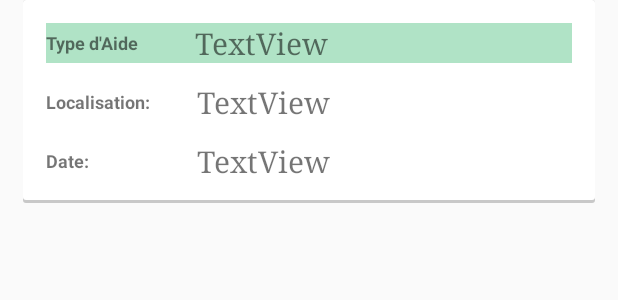
After one commit to omegaxy/Handihelp, an Android app: the layout planned_item_card.xml on its own in the app's theme, with its tools: preview values and no code run, on a phone screen of 412 x 824 dp. The commit adds this screen. Shown: the top 300 px of the screen. Run offline under Robolectric (Android 15) with nearby library versions, the phone set to English and light mode, and no system bars; network calls fail.

Commit message:
Card Layout for planned requests

```diff
--- a/prototype/maquette-android/app/src/main/java/com/example/sikanla/maquettehandi/UI/InstantFragment.java
+++ b/prototype/maquette-android/app/src/main/java/com/example/sikanla/maquettehandi/UI/InstantFragment.java
@@ -17,17 +17,13 @@ import android.widget.ImageView;
 import android.widget.ListView;
 
 import com.android.volley.RequestQueue;
-import com.android.volley.toolbox.Volley;
 import com.example.sikanla.maquettehandi.ContactListAdapter;
 import com.example.sikanla.maquettehandi.DialogFragment.ProfileDialogFragment;
 import com.example.sikanla.maquettehandi.Model.Contact;
-import com.example.sikanla.maquettehandi.Model.PlannedRequest;
-import com.example.sikanla.maquettehandi.PlannedAdapter;
 import com.example.sikanla.maquettehandi.R;
 import com.example.sikanla.maquettehandi.identification.User;
 import com.example.sikanla.maquettehandi.network.ImageRequester;
 import com.example.sikanla.maquettehandi.network.MessageRequester;
-import com.example.sikanla.maquettehandi.network.PlannedRequester;
 
 import java.io.IOException;
 import java.util.ArrayList;
--- /dev/null
+++ b/prototype/maquette-android/app/src/main/res/drawable/card_background.xml
@@ -0,0 +1,20 @@
+<?xml version="1.0" encoding="utf-8"?>
+<layer-list xmlns:android="http://schemas.android.com/apk/res/android">
+    <item>
+        <shape android:shape="rectangle">
+            <solid android:color="#CABBBBBB" />
+            <corners android:radius="2dp" />
+        </shape>
+    </item>
+
+    <item
+        android:bottom="2dp"
+        android:left="0dp"
+        android:right="0dp"
+        android:top="0dp">
+        <shape android:shape="rectangle">
+            <solid android:color="@android:color/white" />
+            <corners android:radius="2dp" />
+        </shape>
+    </item>
+</layer-list>
--- /dev/null
+++ b/prototype/maquette-android/app/src/main/res/drawable/card_background_selector.xml
@@ -0,0 +1,6 @@
+<?xml version="1.0" encoding="utf-8"?>
+
+<selector xmlns:android="http://schemas.android.com/apk/res/android">
+    <item android:drawable="@drawable/card_state_pressed" android:state_pressed="true" />
+    <item android:drawable="@drawable/card_background" />
+</selector>
--- /dev/null
+++ b/prototype/maquette-android/app/src/main/res/drawable/card_state_pressed.xml
@@ -0,0 +1,20 @@
+<?xml version="1.0" encoding="utf-8"?>
+<layer-list xmlns:android="http://schemas.android.com/apk/res/android">
+    <item>
+        <shape android:shape="rectangle">
+            <solid android:color="#ca39883d" />
+            <corners android:radius="2dp" />
+        </shape>
+    </item>
+
+    <item
+        android:bottom="2dp"
+        android:left="0dp"
+        android:right="0dp"
+        android:top="0dp">
+        <shape android:shape="rectangle">
+            <solid android:color="#ca5a7abe" />
+            <corners android:radius="2dp" />
+        </shape>
+    </item>
+</layer-list>
--- /dev/null
+++ b/prototype/maquette-android/app/src/main/res/layout/planned_item_card.xml
@@ -0,0 +1,101 @@
+<?xml version="1.0" encoding="utf-8"?>
+<FrameLayout
+    xmlns:android="http://schemas.android.com/apk/res/android"
+    android:layout_width="match_parent"
+    android:layout_height="wrap_content"
+    android:paddingLeft="15dp"
+    android:paddingRight="15dp"
+    android:descendantFocusability="beforeDescendants">
+
+    <LinearLayout
+        android:orientation="vertical"
+        android:layout_width="match_parent"
+        android:layout_height="135dp"
+        android:paddingLeft="15dp"
+        android:paddingTop="15dp"
+        android:paddingBottom="15dp"
+        android:paddingRight="15dp"
+        android:background="@drawable/card_background_selector"
+        android:descendantFocusability="afterDescendants">
+
+        <LinearLayout
+            android:id="@+id/item_color"
+            android:layout_width="match_parent"
+            android:layout_height="wrap_content"
+            android:background="@color/dd"
+            android:orientation="horizontal"
+            android:weightSum="1">
+
+            <TextView
+                android:id="@+id/textView10"
+                android:layout_width="wrap_content"
+                android:layout_height="wrap_content"
+                android:layout_gravity="center"
+                android:layout_weight="0.19"
+                android:text="Type d'Aide"
+                android:textSize="12sp"
+                android:textStyle="bold" />
+
+            <TextView
+                android:id="@+id/aide_type_item"
+                android:layout_width="wrap_content"
+                android:layout_height="wrap_content"
+                android:text="TextView"
+                android:textSize="20sp"
+                android:typeface="serif" />
+        </LinearLayout>
+
+        <LinearLayout
+            android:layout_width="match_parent"
+            android:layout_height="wrap_content"
+            android:weightSum="1"
+            android:orientation="horizontal">
+
+            <TextView
+                android:id="@+id/textView12"
+                android:layout_width="wrap_content"
+                android:layout_height="wrap_content"
+                android:layout_gravity="center"
+                android:layout_weight="0.15"
+                android:text="Localisation: "
+                android:textSize="12sp"
+                android:textStyle="bold" />
+
+            <TextView
+                android:id="@+id/localisation_item"
+                android:layout_width="wrap_content"
+                android:layout_height="52dp"
+                android:gravity="center"
+                android:text="TextView"
+                android:textSize="20sp"
+                android:typeface="serif" />
+        </LinearLayout>
+
+        <LinearLayout
+            android:layout_width="match_parent"
+            android:layout_height="wrap_content"
+            android:orientation="horizontal"
+            android:weightSum="1">
+
+            <TextView
+                android:id="@+id/textView13"
+                android:layout_width="wrap_content"
+                android:layout_height="wrap_content"
+                android:layout_gravity="center"
+                android:layout_weight="0.30"
+                android:text="Date: "
+                android:textSize="12sp"
+                android:textStyle="bold" />
+
+            <TextView
+                android:id="@+id/date_item"
+                android:layout_width="wrap_content"
+                android:layout_height="wrap_content"
+                android:gravity="center"
+                android:text="TextView"
+                android:textSize="20sp"
+                android:typeface="serif" />
+        </LinearLayout>
+
+    </LinearLayout>
+</FrameLayout>
```
Also changed, not shown: prototype/maquette-android/app/src/main/java/com/example/sikanla/maquettehandi/PlannedAdapter.java (deleted, +0 -63 lines), prototype/maquette-android/app/src/main/java/com/example/sikanla/maquettehandi/PlannedRequestCardAdapter.java (added, +77 -0 lines), prototype/maquette-android/app/src/main/java/com/example/sikanla/maquettehandi/UI/ScheduledFragment.java (+7 -5 lines), prototype/maquette-android/app/src/main/res/layout/fragment_scheduled.xml (+8 -5 lines), prototype/maquette-android/app/src/main/res/layout/item_list_view_planned.xml (deleted, +0 -95 lines).
